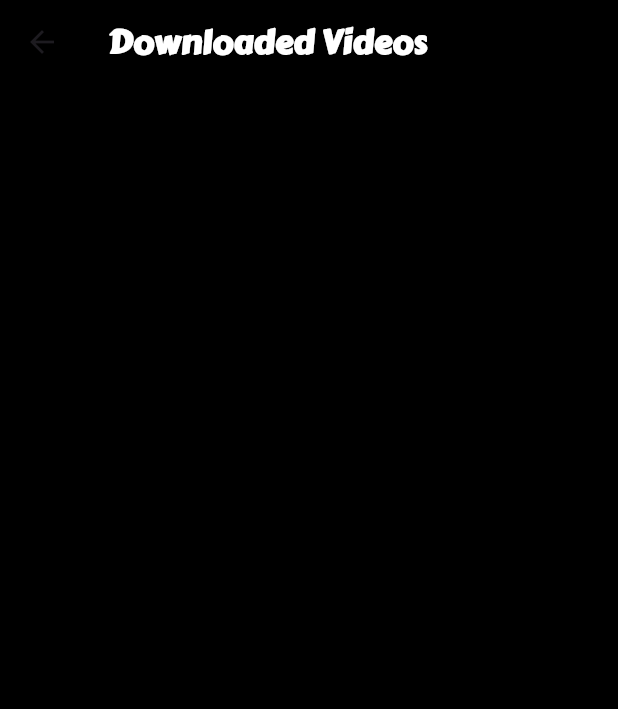
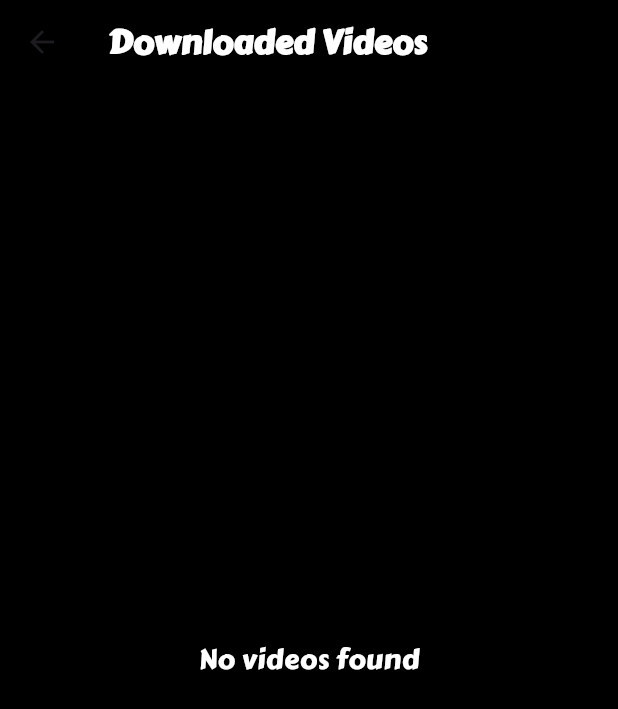
Before and after one commit to DUDU0123/VidSwift-Youtube-Video-Downloader, a Flutter app: the VideosPage screen opened by its route, on a phone screen of 412 x 824 dp. Shown: the top 709 px of the screen. Run offline on Flutter 3.47's test engine with Material 3 defaults, Android fonts, the phone set to English and light mode, and no system bars; our stand-ins replace dio, equatable, flutter_screenutil, get, lottie, permission_handler and 1 more; missing offline and left inert: ffmpeg_kit_flutter, get_thumbnail_video, youtube_explode_dart.

Commit message:
if not video , showing no vidro found added

```diff
--- a/lib/views/videos_page/widgets/videos_list_view.dart
+++ b/lib/views/videos_page/widgets/videos_list_view.dart
@@ -19,11 +19,27 @@ class _VideosListViewState extends State<VideosListView> {
   void initState() {
     super.initState();
   }
+
   @override
   Widget build(BuildContext context) {
     return GetBuilder<VideoPageController>(builder: (videosPageController) {
       if (videosPageController.isFetchingVideos) {
-        return Center(child: loadingLottie(),);
+        return Center(
+          child: loadingLottie(),
+        );
+      }
+      if (videosPageController.videos.isEmpty) {
+        return Center(
+          child: Text(
+            "No videos found",
+            style: TextStyle(
+              fontSize: 16.sp,
+              fontWeight: FontWeight.w500,
+              color: AppColors.kWhite,
+              fontFamily: AppFonts.carterOne,
+            ),
+          ),
+        );
       }
       return ListView.builder(
         physics: const BouncingScrollPhysics(),
@@ -41,11 +57,14 @@ class _VideosListViewState extends State<VideosListView> {
                   ),
                   child: ClipRRect(
                     borderRadius: BorderRadius.circular(10.r),
-                    child: videosPageController.videos[index].videoThumbnail!=null? Image.file(
-                      videosPageController.videos[index].videoThumbnail!,
-                      height: 180.h,
-                      fit: BoxFit.cover,
-                    ):Image.asset("assets/images/vid_swift_logo.png"),
+                    child: videosPageController.videos[index].videoThumbnail !=
+                            null
+                        ? Image.file(
+                            videosPageController.videos[index].videoThumbnail!,
+                            height: 180.h,
+                            fit: BoxFit.cover,
+                          )
+                        : Image.asset("assets/images/vid_swift_logo.png"),
                   ),
                 ),
                 AppConstraints.kHeight10,
```
